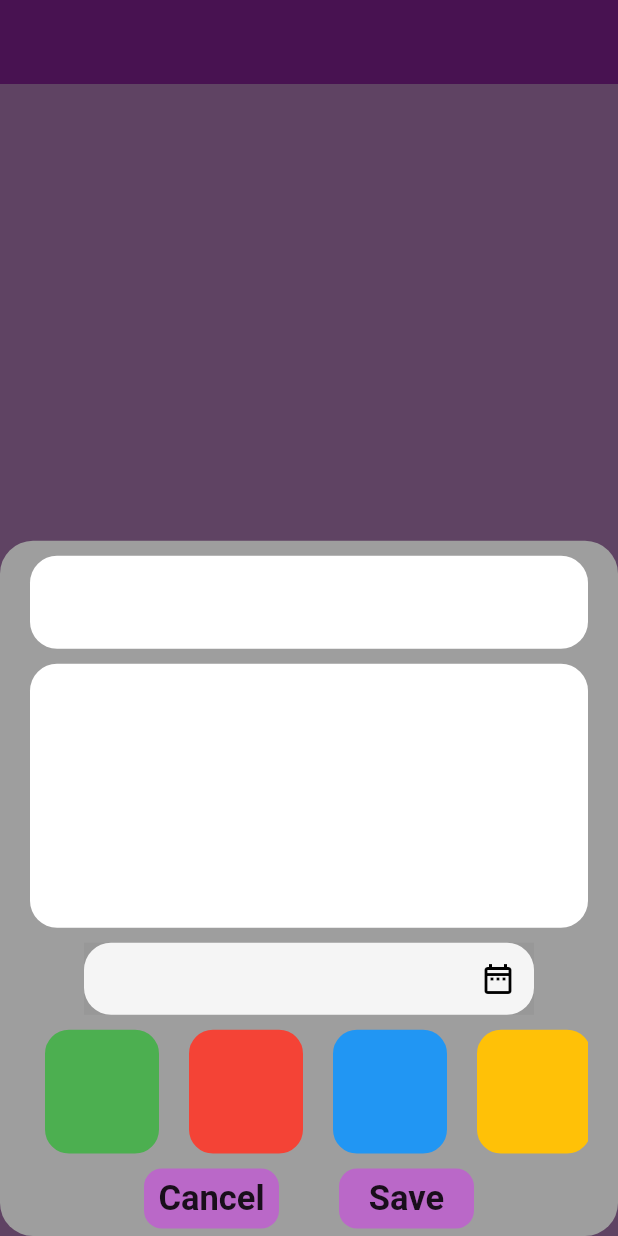
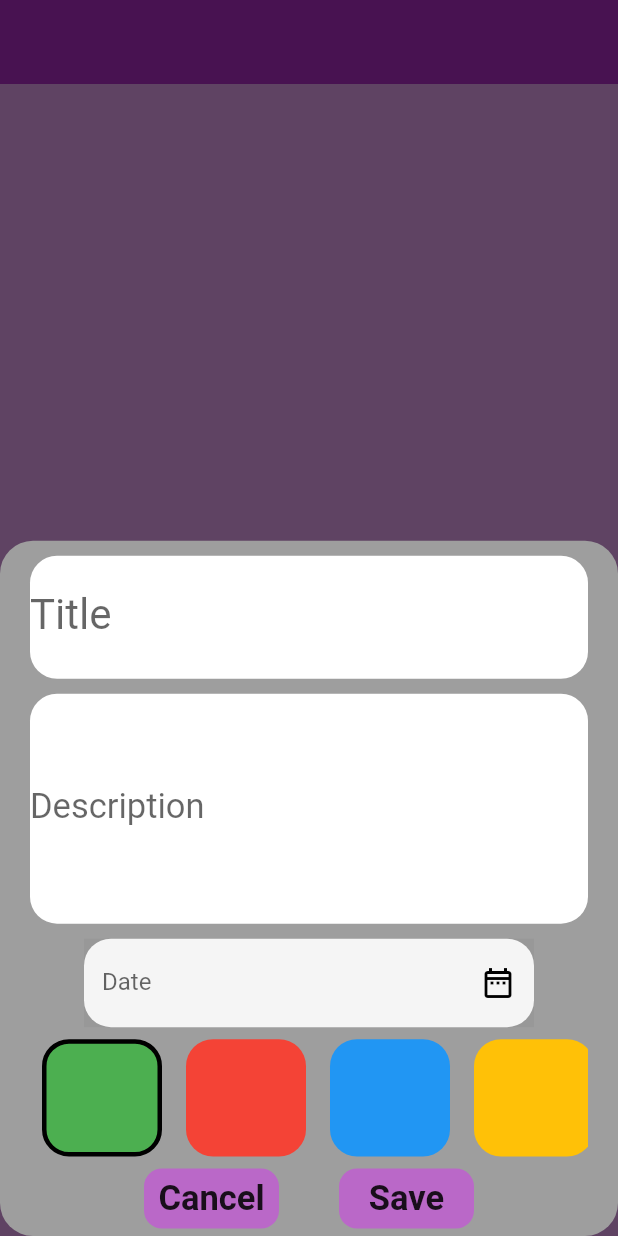
Before and after one commit to NibinBiju/todo_app2, a Flutter app: the screen it shows after launch, after a tap on the "delete" icon, after a tap on the "add" icon, on a phone screen of 412 x 824 dp. Run offline on Flutter 3.47's test engine with Material 2 defaults, Android fonts, the phone set to English and light mode, and no system bars; our stand-ins replace hive, hive_flutter; accounts and stored records are empty.

Commit message:
added color picker feature

```diff
--- a/lib/main.dart
+++ b/lib/main.dart
@@ -5,8 +5,10 @@ import 'package:hive_flutter/adapters.dart';
 import 'package:todo_app2/views/home.dart';
 
 Future<void> main() async {
+  WidgetsFlutterBinding.ensureInitialized();
   //intialize flutter
   await Hive.initFlutter();
+  // if(!Hive.isAdapterRegistered())
 
   //open database
   var box = await Hive.openBox('mytodo');
--- a/lib/views/home.dart
+++ b/lib/views/home.dart
@@ -4,6 +4,7 @@ import 'package:todo_app2/controller/hive_controller.dart';
 import 'package:todo_app2/controller/todolist_controllers.dart';
 import 'package:todo_app2/model/todo_model.dart';
 import 'package:todo_app2/utils/colors/colors_contant.dart';
+import 'package:todo_app2/views/widgets/color_picker.dart';
 import 'package:todo_app2/views/widgets/todotile.dart';
 
 class HomePage extends StatefulWidget {
@@ -36,7 +37,7 @@ class _HomePageState extends State<HomePage> {
 
   DateTime date = DateTime.now();
 
-  int seleectedIndex = 0;
+  int selectedIndex = 0;
 
   TodolistController todolistController = TodolistController();
 
@@ -108,12 +109,11 @@ class _HomePageState extends State<HomePage> {
                       //textfield for title
                       child: TextField(
                         style: const TextStyle(
-                          fontSize: 32,
+                          fontSize: 28,
                         ),
                         controller: titletextcontroller,
                         decoration: const InputDecoration(
-                          border: InputBorder.none,
-                        ),
+                            border: InputBorder.none, labelText: 'Title'),
                       ),
                     ),
                     const SizedBox(
@@ -127,11 +127,13 @@ class _HomePageState extends State<HomePage> {
                       //textfield for description
 
                       child: TextField(
-                        maxLines: 8,
+                        style: const TextStyle(
+                          fontSize: 23,
+                        ),
+                        maxLines: 4,
                         controller: decriptextcontroller,
                         decoration: const InputDecoration(
-                          border: InputBorder.none,
-                        ),
+                            border: InputBorder.none, labelText: 'Description'),
                       ),
                     ),
                     const SizedBox(
@@ -148,6 +150,7 @@ class _HomePageState extends State<HomePage> {
                       child: TextField(
                         controller: datetextcontroller,
                         decoration: InputDecoration(
+                          labelText: 'Date',
                           filled: true,
                           border: InputBorder.none,
                           suffixIcon: IconButton(
@@ -187,22 +190,16 @@ class _HomePageState extends State<HomePage> {
                         scrollDirection: Axis.horizontal,
                         itemCount: ColorsConstant.color.length,
                         itemBuilder: (context, index) {
-                          return InkWell(
-                            onTap: () {
-                              selectedColor = ColorsConstant.color[index];
+                          return ColorPicker(
+                            index: index,
+                            selectedIndex: selectedIndex,
+                            onchangeBorder: () {
+                              setState(() {
+                                selectedIndex = index;
+                                selectedColor = ColorsConstant.color[index];
+                                Future.delayed(Duration(seconds: 3));
+                              });
                             },
-                            child: Padding(
-                                padding: const EdgeInsets.all(8.0),
-                                child: Container(
-                                  width: 80,
-                                  decoration: BoxDecoration(
-                                      borderRadius: BorderRadius.circular(18),
-                                      color: ColorsConstant.color[index],
-                                      border: Border.all(
-                                        color: Colors.grey,
-                                        width: 2,
-                                      )),
-                                )),
                           );
                         },
                       ),
@@ -242,10 +239,11 @@ class _HomePageState extends State<HomePage> {
                             setState(() {
                               todolistController.addata(
                                 TodoModel(
-                                    title: titletextcontroller.text,
-                                    description: decriptextcontroller.text,
-                                    date: datetextcontroller.text,
-                                    color: selectedColor),
+                                  title: titletextcontroller.text,
+                                  description: decriptextcontroller.text,
+                                  date: datetextcontroller.text,
+                                  color: selectedColor,
+                                ),
                               );
                             });
 
--- /dev/null
+++ b/lib/views/widgets/color_picker.dart
@@ -0,0 +1,37 @@
+import 'package:flutter/material.dart';
+import 'package:todo_app2/utils/colors/colors_contant.dart';
+
+class ColorPicker extends StatelessWidget {
+  const ColorPicker({
+    super.key,
+    required this.index,
+    // required this.selectedColor,
+    required this.selectedIndex,
+    required this.onchangeBorder,
+  });
+
+  final int index;
+  // Color selectedColor;
+  final int selectedIndex;
+  final VoidCallback onchangeBorder;
+
+  @override
+  Widget build(BuildContext context) {
+    return InkWell(
+      onTap: onchangeBorder,
+      child: Padding(
+          padding: const EdgeInsets.all(8.0),
+          child: Container(
+            width: 80,
+            decoration: BoxDecoration(
+                borderRadius: BorderRadius.circular(18),
+                color: ColorsConstant.color[index],
+                border: selectedIndex == index
+                    ? Border.all(
+                        width: 3,
+                      )
+                    : null),
+          )),
+    );
+  }
+}
```
